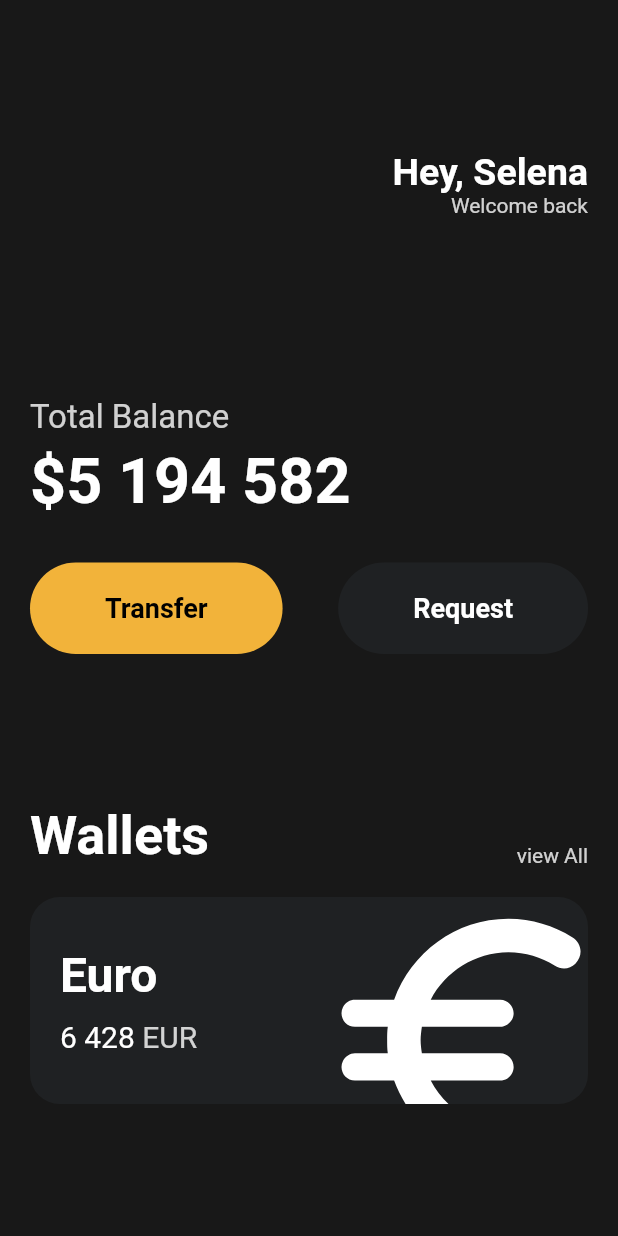
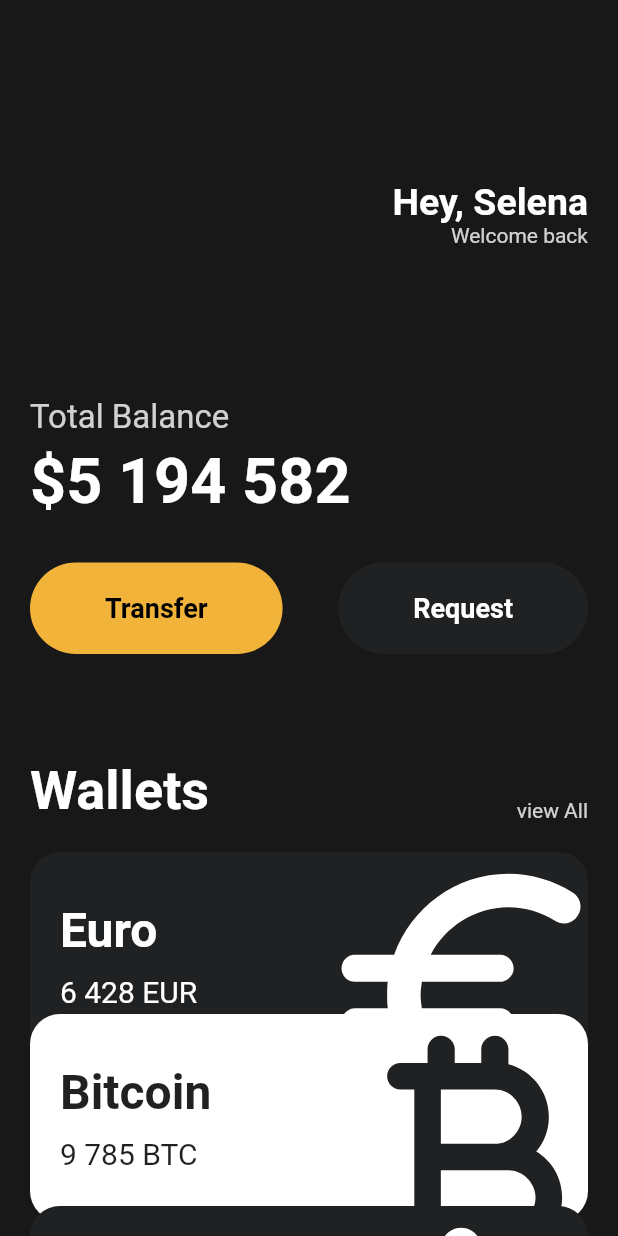
Before and after one commit to lunarmoon7/tooncha, a Flutter app: the screen it shows after launch, on a phone screen of 412 x 824 dp. Run offline on Flutter 3.47's test engine with Material 2 defaults, Android fonts, the phone set to English and light mode, and no system bars.

Commit message:
feat: Reusable-Cards

```diff
--- a/lib/main.dart
+++ b/lib/main.dart
@@ -1,25 +1,22 @@
 import 'package:flutter/material.dart';
 import 'package:tooncha/widgets/button.dart';
+import 'package:tooncha/widgets/currency_card.dart';
 
 void main() {
   runApp(const App());
 }
 
-// Starting Point of Our App
-// 모든 화면과 버튼 등 모든 것들이 App에서 온다.
-// StatelessWidget은 아주 기초적인 Widget이다. 화면에 무언가를 띄워주는 것 말고는 하는 일이 없다. -> 반드시 build() 메소드를 구현해야 한다.
 class App extends StatelessWidget {
   const App({super.key});
 
   @override
   Widget build(BuildContext context) {
-    // TODO: implement build
-    // Root Widget은 두 개의 옵션 중 하나를 return 해야 한다. 1. MaterialApp 2. CupertinoApp
     return MaterialApp(
       home: Scaffold(
         backgroundColor: const Color(0xFF181818),
-        body: Padding(
-            padding: const EdgeInsets.symmetric(horizontal: 20),
+        body: SingleChildScrollView(
+          child: Padding(
+              padding: const EdgeInsets.all(20),
               child: Column(
                 crossAxisAlignment: CrossAxisAlignment.start,
                 children: [
@@ -46,7 +43,7 @@
                     ],
                   ),
                   const SizedBox(
-                  height: 120,
+                    height: 100,
                   ),
                   Text(
                     'Total Balance',
@@ -85,7 +82,7 @@
                     ],
                   ),
                   const SizedBox(
-                  height: 100,
+                    height: 70,
                   ),
                   Row(
                     mainAxisAlignment: MainAxisAlignment.spaceBetween,
@@ -110,67 +107,37 @@
                   const SizedBox(
                     height: 20,
                   ),
-                Container(
-                  clipBehavior: Clip.hardEdge,
-                  decoration: BoxDecoration(
-                    color: const Color(0xFF1f2123),
-                    borderRadius: BorderRadius.circular(20),
+                  const CurrencyCard(
+                    name: 'Euro',
+                    code: "EUR",
+                    amount: '6 428',
+                    icon: Icons.euro_rounded,
+                    isInverted: false,
                   ),
-                  child: Padding(
-                      padding: const EdgeInsets.all(20.0),
-                      child: Row(
-                        mainAxisAlignment: MainAxisAlignment.spaceBetween,
-                        children: [
-                          Column(
-                            crossAxisAlignment: CrossAxisAlignment.start,
-                            children: [
-                              const Text('Euro',
-                                  style: TextStyle(
-                                      color: Colors.white,
-                                      fontSize: 32,
-                                      fontWeight: FontWeight.w600)),
-                              const SizedBox(
-                                height: 10,
-                              ),
-                              Row(
-                                children: [
-                                  const Text(
-                                    '6 428',
-                                    style: TextStyle(
-                                      color: Colors.white,
-                                      fontSize: 20,
+                  Transform.translate(
+                    offset: const Offset(0, -30),
+                    child: const CurrencyCard(
+                      name: 'Bitcoin',
+                      code: "BTC",
+                      amount: '9 785',
+                      icon: Icons.currency_bitcoin_rounded,
+                      isInverted: true,
                     ),
                   ),
-                                  const SizedBox(
-                                    width: 5,
+                  Transform.translate(
+                    offset: const Offset(0, -40),
+                    child: const CurrencyCard(
+                      name: 'Dollar',
+                      code: "USD",
+                      amount: '29 581',
+                      icon: Icons.attach_money_rounded,
+                      isInverted: false,
                     ),
-                                  Text(
-                                    "EUR",
-                                    style: TextStyle(
-                                      color: Colors.white.withOpacity(0.8),
-                                      fontSize: 20,
-                                    ),
-                                  )
-                                ],
-                              )
-                            ],
-                          ),
-                          Transform.scale(
-                              scale: 2.2,
-                              child: Transform.translate(
-                                offset: const Offset(-5, 12),
-                                child: const Icon(
-                                  Icons.euro_rounded,
-                                  color: Colors.white,
-                                  size: 98,
-                                ),
-                              ))
-                        ],
-                      )),
                   ),
                 ],
               )),
         ),
+      ),
     );
   }
 }
--- /dev/null
+++ b/lib/widgets/currency_card.dart
@@ -0,0 +1,84 @@
+import 'package:flutter/material.dart';
+
+class CurrencyCard extends StatelessWidget {
+  final String name, code, amount;
+  final IconData icon;
+  final bool isInverted;
+  const CurrencyCard({
+    super.key,
+    required this.name,
+    required this.code,
+    required this.amount,
+    required this.icon,
+    required this.isInverted,
+  });
+
+  @override
+  Widget build(BuildContext context) {
+    return Container(
+      clipBehavior: Clip.hardEdge,
+      decoration: BoxDecoration(
+        color: isInverted ? Colors.white : const Color(0xff1f2123),
+        borderRadius: BorderRadius.circular(20),
+      ),
+      child: Padding(
+          padding: const EdgeInsets.all(20.0),
+          child: Row(
+            mainAxisAlignment: MainAxisAlignment.spaceBetween,
+            children: [
+              Column(
+                crossAxisAlignment: CrossAxisAlignment.start,
+                children: [
+                  Text(name,
+                      style: TextStyle(
+                          color: isInverted
+                              ? const Color(0xff1f2123)
+                              : Colors.white,
+                          fontSize: 32,
+                          fontWeight: FontWeight.w600)),
+                  const SizedBox(
+                    height: 10,
+                  ),
+                  Row(
+                    children: [
+                      Text(
+                        amount,
+                        style: TextStyle(
+                          color: isInverted
+                              ? const Color(0xff1f2123)
+                              : Colors.white,
+                          fontSize: 20,
+                        ),
+                      ),
+                      const SizedBox(
+                        width: 5,
+                      ),
+                      Text(
+                        code,
+                        style: TextStyle(
+                          color: isInverted
+                              ? const Color(0xff1f2123)
+                              : Colors.white,
+                          fontSize: 20,
+                        ),
+                      )
+                    ],
+                  )
+                ],
+              ),
+              Transform.scale(
+                  scale: 2.2,
+                  child: Transform.translate(
+                    offset: const Offset(-5, 12),
+                    child: Icon(
+                      icon,
+                      color:
+                          isInverted ? const Color(0xff1f2123) : Colors.white,
+                      size: 98,
+                    ),
+                  ))
+            ],
+          )),
+    );
+  }
+}
```
Lines whose indentation alone changed are shown as unchanged.
